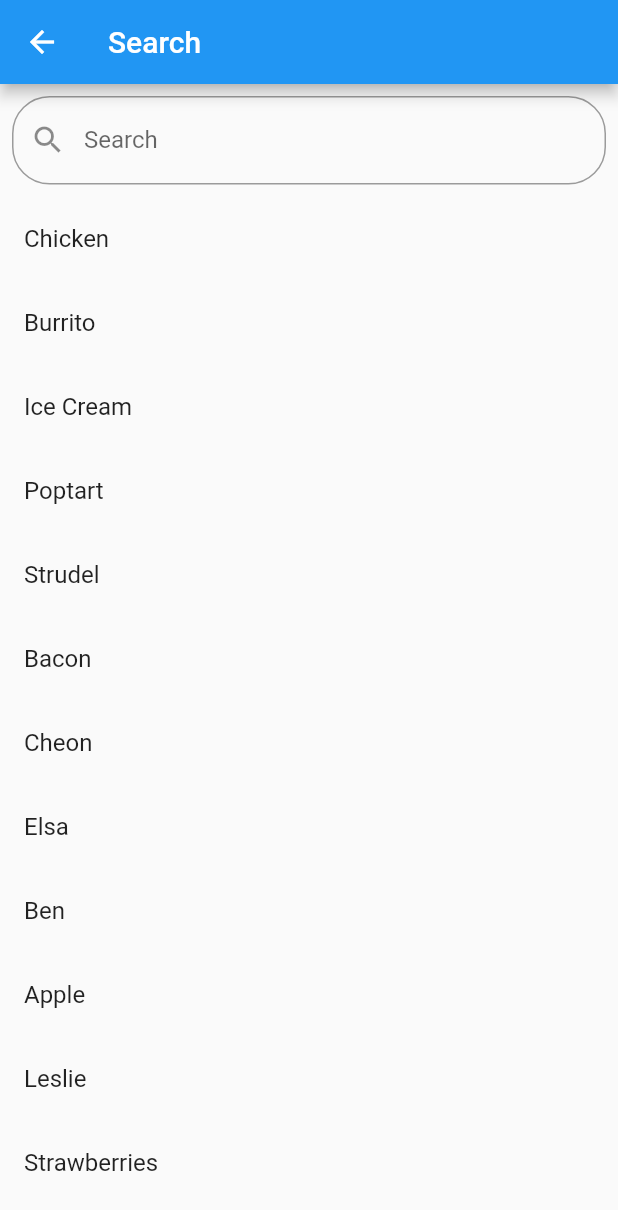
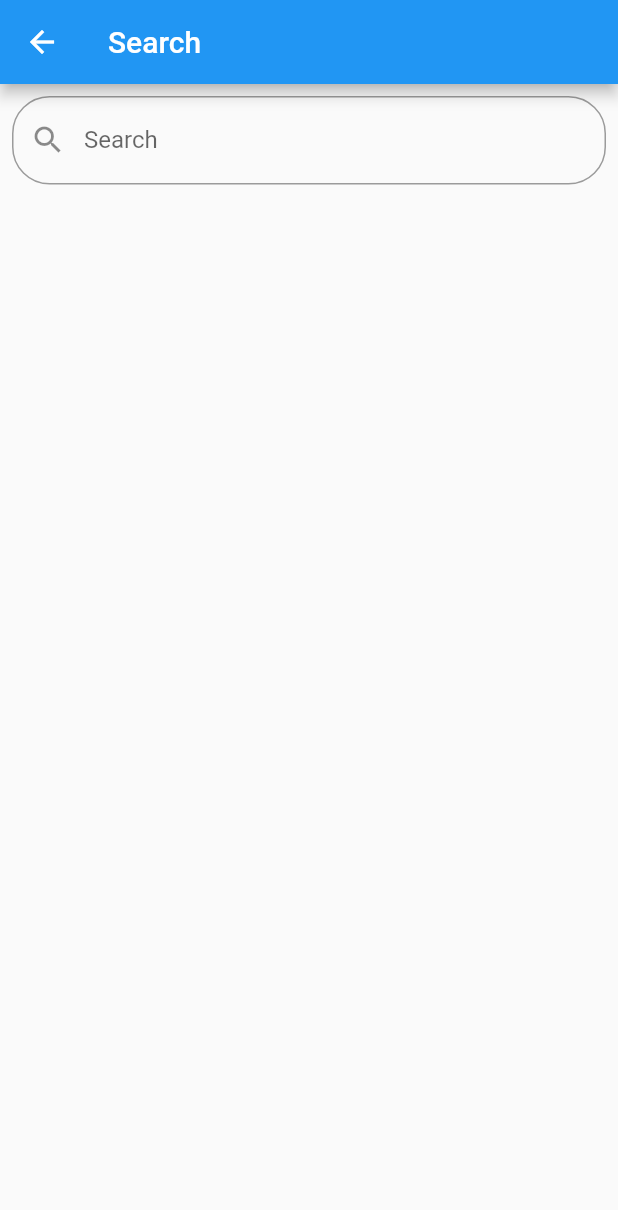
Before and after one commit to enevarez1/easy-eats, a Flutter app: the screen it shows after launch, in the side drawer, after a tap on "Search", on a phone screen of 412 x 824 dp. Shown: the top 1210 px of the screen. Run offline on Flutter 3.47's test engine with Material 2 defaults, Android fonts, the phone set to English and light mode, and no system bars; our stand-ins replace flutter_slidable, image_picker, sqflite; accounts and stored records are empty.

Commit message:
bugfix search recipes

```diff
--- a/lib/HomePage.dart
+++ b/lib/HomePage.dart
@@ -1,3 +1,5 @@
+import "dart:math";
+
 import 'package:easy_eats/recipe/CreateRecipe.dart';
 import 'package:easy_eats/recipe/Recipe.dart';
 import 'package:easy_eats/recipe/SearchRecipe.dart';
@@ -69,14 +71,23 @@ class _HomePageState extends State<HomePage> {
                   leading: Icon(navigationItems[index].icon),
                   onTap: () {
                     print(index);
+                    Navigator.pop(context);
                     switch (index) {
                       case 0:
                         Navigator.push(
-                            context, MaterialPageRoute(builder: (context) => HomePage()));
+                            context,
+                            MaterialPageRoute(
+                                builder: (context) => SearchRecipe(
+                                      recipes: recipes,
+                                    )));
                         break;
                       case 1:
+                        final _random = new Random();
                         Navigator.push(
-                            context, MaterialPageRoute(builder: (context) => SearchRecipe()));
+                            context,
+                            MaterialPageRoute(
+                                builder: (context) => ViewRecipe(
+                                    currentRecipe: recipes[_random.nextInt(recipes.length)])));
                         break;
                     }
                   },
--- a/lib/model/NavigationModel.dart
+++ b/lib/model/NavigationModel.dart
@@ -9,8 +9,6 @@ class NavigationModel {
 }
 
 List<NavigationModel> navigationItems = [
-  NavigationModel(title: "Home", icon: Icons.home),
   NavigationModel(title: "Search", icon: Icons.search),
-  NavigationModel(title: "Settings", icon: Icons.settings),
   NavigationModel(title: "Random Recipe", icon: Icons.sync),
 ];
--- a/lib/recipe/SearchRecipe.dart
+++ b/lib/recipe/SearchRecipe.dart
@@ -2,36 +2,30 @@ import 'package:flutter/cupertino.dart';
 import 'package:flutter/material.dart';
 
 import '../HomePage.dart';
+import 'ViewRecipe.dart';
 
 class SearchRecipe extends StatefulWidget {
+  var recipes;
+
+  SearchRecipe({this.recipes});
+
   @override
-  _SearchState createState() => _SearchState();
+  _SearchState createState() => _SearchState(recipes: recipes);
 }
 
 class _SearchState extends State<SearchRecipe> {
   TextEditingController editingController = TextEditingController();
-  var duplicateItems = [
-    "Chicken",
-    "Burrito",
-    "Ice Cream",
-    "Poptart",
-    "Strudel",
-    "Bacon",
-    "Cheon",
-    "Elsa",
-    "Ben",
-    "Apple",
-    "Leslie",
-    "Strawberries",
-    "Cherries",
-    "Salad",
-    "Pizza",
-    "Meatloaf"
-  ];
+  var duplicateItems = <String>[];
   var items = List<String>();
+  var recipes;
+
+  _SearchState({this.recipes});
 
   @override
   void initState() {
+    recipes.forEach((element) {
+      duplicateItems.add(element.recipeName);
+    });
     items.addAll(duplicateItems);
     super.initState();
   }
@@ -100,7 +94,12 @@ class _SearchState extends State<SearchRecipe> {
                   itemCount: items.length,
                   itemBuilder: (context, index) {
                     return ListTile(
-                      onTap: () {},
+                      onTap: () {
+                        Navigator.pushReplacement(
+                            context,
+                            MaterialPageRoute(
+                                builder: (context) => ViewRecipe(currentRecipe: recipes[index])));
+                      },
                       title: Text('${items[index]}'),
                     );
                   },
```
